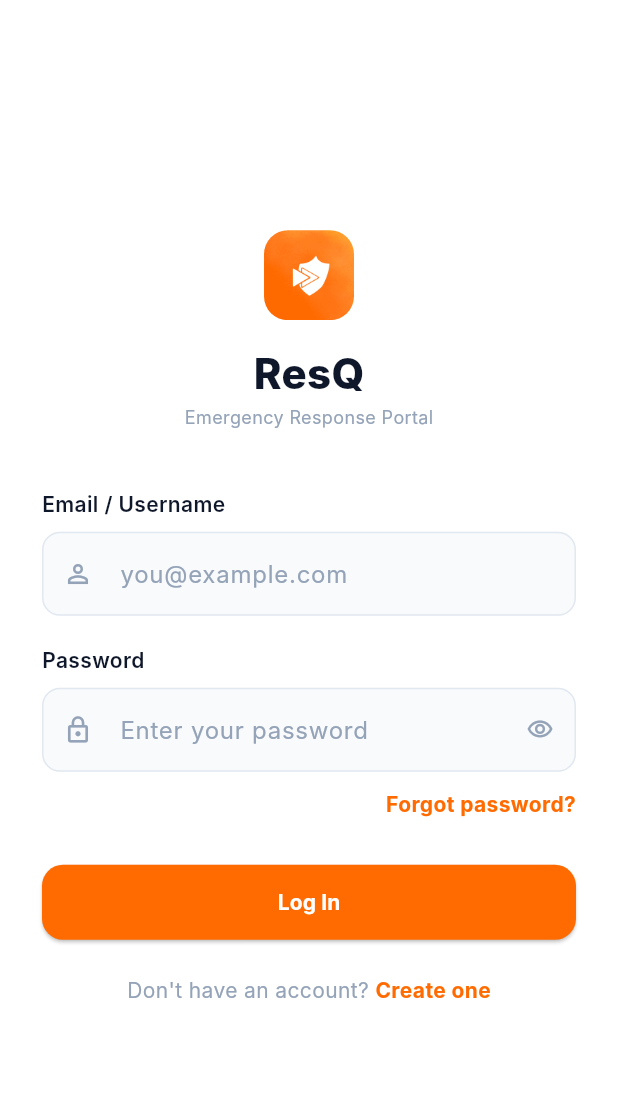
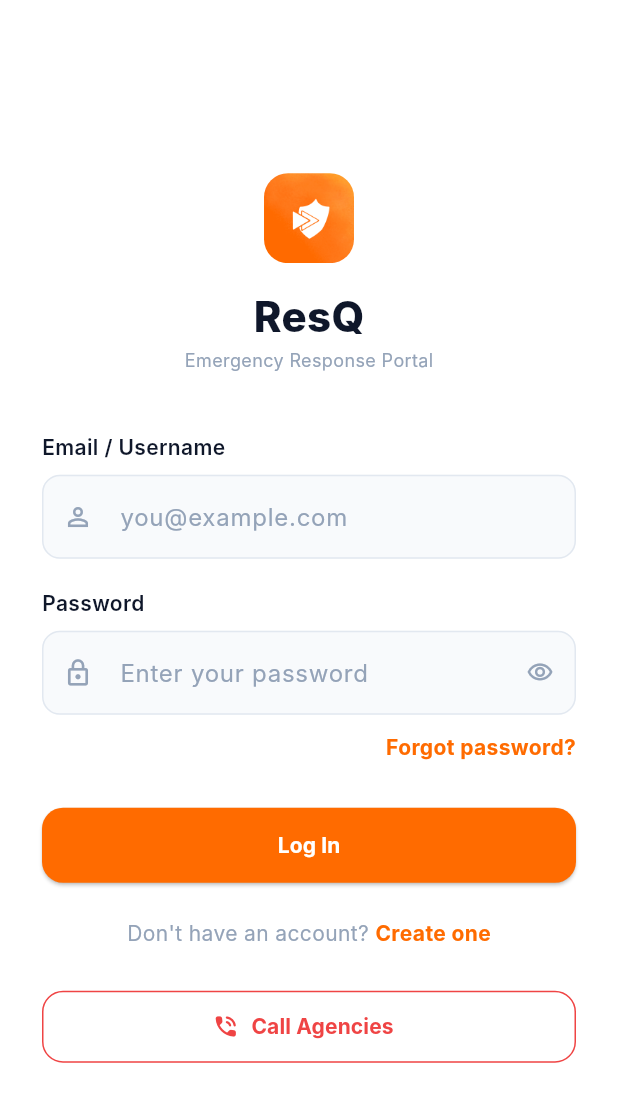
Before and after one commit to Toukwa/ResQ, a Flutter app: the screen it shows after launch, on a phone screen of 412 x 824 dp. Shown: the top 1102 px of the screen. Run offline on Flutter 3.47's test engine with Material 3 defaults, Android fonts, the phone set to English and light mode, and no system bars; our stand-ins replace audioplayers, flutter_map, flutter_secure_storage, geocoding, geolocator, image_picker and 5 more; missing offline and left inert: flutter_map_cancellable_tile_provider; accounts and stored records are empty; Roboto replaces fonts that are missing (Inter).

Commit message:
Add Call Agencies hotlines to the mobile login screen
Opens a sheet with PNP, BFP and CDRRMO numbers that open the phone
dialer, so citizens can call for help without internet. Numbers are
placeholders in config.dart until the real ones are provided.

Co-Authored-By: Claude Opus 5.5 <noreply@anthropic.com>

```diff
--- a/resq_application/lib/login.dart
+++ b/resq_application/lib/login.dart
@@ -9,6 +9,7 @@ import 'services/firebase_services.dart';
 import 'services/session_service.dart';
 import 'services/theme_service.dart';
 import 'shared/resq_logo.dart';
+import 'shared/call_agencies_sheet.dart';
 
 
 class LoginScreen extends StatefulWidget {
@@ -586,6 +587,23 @@ class _LoginScreenState extends State<LoginScreen> {
               ),
             ],
           ),
+          // Phones only: emergency hotlines that work with no internet
+          if (!isDesktop) ...[
+            const SizedBox(height: 28),
+            OutlinedButton.icon(
+              onPressed: () => showCallAgenciesSheet(context),
+              icon: const Icon(Icons.phone_in_talk_rounded, color: Color(0xFFEF4444)),
+              label: const Text(
+                'Call Agencies',
+                style: TextStyle(color: Color(0xFFEF4444), fontWeight: FontWeight.bold),
+              ),
+              style: OutlinedButton.styleFrom(
+                minimumSize: const Size.fromHeight(48),
+                side: const BorderSide(color: Color(0xFFEF4444)),
+                shape: RoundedRectangleBorder(borderRadius: BorderRadius.circular(14)),
+              ),
+            ),
+          ],
         ],
       ),
     );
--- a/resq_application/pubspec.yaml
+++ b/resq_application/pubspec.yaml
@@ -28,6 +28,7 @@ dependencies:
   archive: ^3.6.1
   flutter_secure_storage: ^11.2.0
   audioplayers: ^6.7.1
+  url_launcher: ^6.3.2
 
 dev_dependencies:
   flutter_test:
```
Also changed, not shown: resq_application/lib/config.dart (+9 -0 lines), resq_application/lib/shared/call_agencies_sheet.dart (added, +91 -0 lines), resq_application/pubspec.lock, 6 other files.
